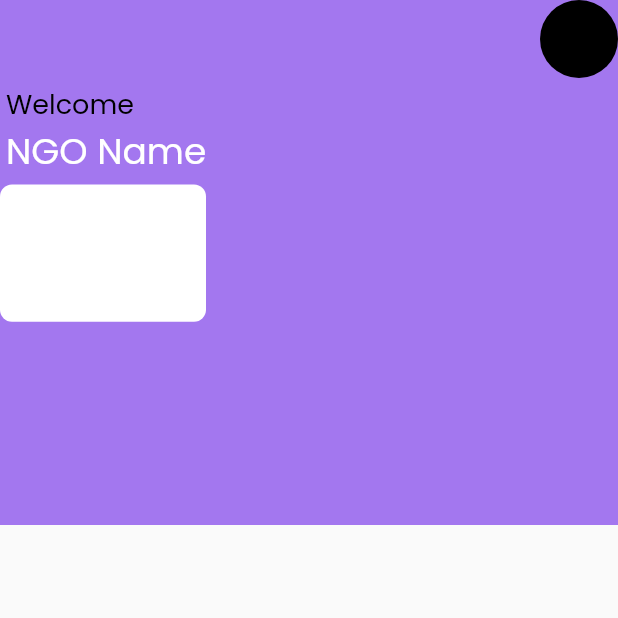
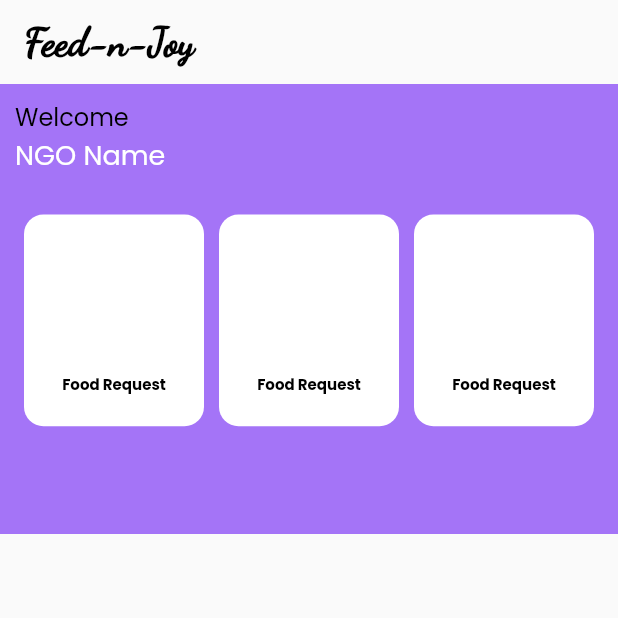
Before and after one commit to digambar2002/feed_food, a Flutter app: the screen it shows after launch, on a phone screen of 412 x 824 dp, the top half of it. Run offline on Flutter 3.47's test engine with Material 2 defaults, Android fonts, the phone set to English and light mode, and no system bars; our stand-ins replace awesome_dialog, flutter_inner_drawer, google_fonts, salomon_bottom_bar, shared_preferences, smooth_page_indicator.

Commit message:
updated files

```diff
--- a/lib/authenticate/login_page.dart
+++ b/lib/authenticate/login_page.dart
@@ -149,7 +149,7 @@ class _LoginPageState extends State<LoginPage> {
         sharedPreferences.setString("accountNo", reponse['accountNo']);
         sharedPreferences.setString("type", reponse['type']);
         Navigator.of(context).pop();
-        Navigator.pushNamed(context, FeedFoodRoutes().nHomeRoute);
+        Navigator.pushNamed(context, FeedFoodRoutes().nMainRoute);
       } else {
         Navigator.of(context).pop();
         AwesomeDialog(
--- a/lib/intro/splash_screen.dart
+++ b/lib/intro/splash_screen.dart
@@ -28,7 +28,7 @@ class _SplashScreenState extends State<SplashScreen> {
         } else if (accountNo != null && accountType == 'volunteer') {
           Navigator.pushNamed(context, FeedFoodRoutes().vMainRoute);
         } else {
-          Navigator.pushNamed(context, FeedFoodRoutes().nHomeRoute);
+          Navigator.pushNamed(context, FeedFoodRoutes().nMainRoute);
         }
       }));
     }));
--- a/lib/intro/walkthrough.dart
+++ b/lib/intro/walkthrough.dart
@@ -50,7 +50,7 @@ class _WalkthroughState extends State<Walkthrough> {
                     child: Column(
                       children: [
                         SizedBox(
-                          height: 630,
+                          height: 600,
                         ),
                         Align(
                           alignment: Alignment.topLeft,
@@ -83,7 +83,7 @@ class _WalkthroughState extends State<Walkthrough> {
                     child: Column(
                       children: [
                         SizedBox(
-                          height: 630,
+                          height: 600,
                         ),
                         Align(
                           alignment: Alignment.topLeft,
@@ -116,7 +116,7 @@ class _WalkthroughState extends State<Walkthrough> {
                     child: Column(
                       children: [
                         SizedBox(
-                          height: 630,
+                          height: 600,
                         ),
                         Align(
                           alignment: Alignment.topLeft,
--- a/lib/main.dart
+++ b/lib/main.dart
@@ -9,11 +9,10 @@ import 'package:feed_food/authenticate/register_page_user.dart';
 import 'package:feed_food/intro/splash_screen.dart';
 import 'package:feed_food/intro/walkthrough.dart';
 import 'package:feed_food/intro/welcome_page.dart';
-import 'package:feed_food/ngo/homepage/n_home_page.dart';
-import 'package:feed_food/ngo/homepage/n_homescreen.dart';
+import 'package:feed_food/ngo/n_home_page.dart';
+import 'package:feed_food/ngo/n_main_page.dart';
 import 'package:feed_food/ngo/n_notification.dart';
 import 'package:feed_food/ngo/profile/n_profile_page.dart';
-
 import 'package:feed_food/authenticate/login_page.dart';
 import 'package:feed_food/authenticate/register_page.dart';
 import 'package:feed_food/authenticate/register_page_ngo.dart';
@@ -49,13 +48,12 @@ class MyApp extends StatelessWidget {
         primarySwatch: Colors.deepPurple,
         fontFamily: GoogleFonts.poppins().fontFamily,
       ),
-      initialRoute: FeedFoodRoutes().nHomeScreen,
+      initialRoute: FeedFoodRoutes().nHomePage,
 
       routes: {
         "/": (context) => LoginPage(),
         FeedFoodRoutes().splashRoute: (context) => SplashScreen(),
         FeedFoodRoutes().welcomeRoute: (context) => WelcomePage(),
-
         FeedFoodRoutes().loginRoute: (context) => LoginPage(),
         FeedFoodRoutes().registerRoute: (context) => RegisterPage(),
         FeedFoodRoutes().registerNgo: (context) => RegisterNgo(),
@@ -64,12 +62,11 @@ class MyApp extends StatelessWidget {
         FeedFoodRoutes().OtpPage: (context) => OtpPage(),
         FeedFoodRoutes().Walkthrough: (context) => Walkthrough(),
         FeedFoodRoutes().SetPass: (context) => SetPass(),
-        FeedFoodRoutes().nHomeRoute: (context) => NHomePage(),
-        FeedFoodRoutes().nHomeScreen: (context) => HomeScreen(),
+        FeedFoodRoutes().nHomePage: (context) => nHomePage(),
         FeedFoodRoutes().vMainRoute: (context) => VMainPage(),
         FeedFoodRoutes().vDonateRoute: (context) => VDonate(),
         FeedFoodRoutes().nNotification: (context) =>NotificationPage(),
-        FeedFoodRoutes().nProfilePage: (context) =>ProfileScreen(),
+        FeedFoodRoutes().nMainRoute: (context) =>NMain(),
       },
     );
   }
--- a/lib/ngo/homepage/n_homescreen.dart
+++ /dev/null
@@ -1,76 +0,0 @@
-import 'package:flutter/material.dart';
-import 'package:salomon_bottom_bar/salomon_bottom_bar.dart';
-import 'package:flutter_inner_drawer/inner_drawer.dart';
-
-class HomeScreen extends StatelessWidget {
-  const HomeScreen({super.key});
-
-  @override
-  Widget build(BuildContext context) {
-    return Scaffold(
-      body: Stack(
-        children: <Widget>[
-              Container(
-                 height: 350,
-                 width: 600,
-                decoration: BoxDecoration(color: Color.fromARGB(255, 163, 119, 239)),
-              ),
-
-              Column(
-                children:<Widget> [
-                  Align(
-                    alignment: Alignment.bottomRight,
-                    child: Container(
-                      alignment: Alignment.center,
-                       height: 52,
-                       width: 52,
-                       decoration: BoxDecoration(
-                       color: Colors.black,
-                       shape: BoxShape.circle
-                       ),
-                      //  write here picture icon image path
-                    ),
-                  ),
-                   Padding(
-            padding: const EdgeInsets.all(4.0),
-            child: Container(
-              alignment: Alignment.topLeft,
-              child: Column(
-                crossAxisAlignment: CrossAxisAlignment.start,
-                children: [
-                  Text(
-                    "Welcome",
-                    style: TextStyle(
-                      color: Colors.black,
-                      fontSize: 18,
-                    ),
-                  ),
-                  Text(
-                    "NGO Name",
-                    style: TextStyle(color: Colors.white,
-                     fontSize: 24),
-                  ),
-                ],
-              ),
-            ),
-          ),
-          Expanded(child: GridView.count(
-            crossAxisCount: 3,
-            childAspectRatio: 1.5,
-          children:<Widget> [
-            Container(
-              padding: EdgeInsets.all(20),
-              decoration: BoxDecoration(color: Colors.white,
-              borderRadius: BorderRadius.circular(8),
-              ),
-            ),
-          ],
-          ),
-          ),
-         ],
-        )
-       ],
-     ),
-    );
-  }
-}
--- /dev/null
+++ b/lib/ngo/n_home_page.dart
@@ -0,0 +1,106 @@
+import 'package:flutter/material.dart';
+import 'package:google_fonts/google_fonts.dart';
+import 'package:salomon_bottom_bar/salomon_bottom_bar.dart';
+import 'package:flutter_inner_drawer/inner_drawer.dart';
+
+import '../../utils/strings.dart';
+
+class nHomePage extends StatelessWidget {
+  const nHomePage({super.key});
+
+  @override
+  Widget build(BuildContext context) {
+    return Scaffold(
+      appBar: AppBar(
+        title: Text(
+          FeedFoodStrings.BrandName,
+          style: GoogleFonts.dancingScript(
+              fontWeight: FontWeight.w900, fontSize: 26),
+        ),
+        automaticallyImplyLeading: false,
+        elevation: 0,
+      ),
+      body: Stack(
+        children: <Widget>[
+              Container(
+                 height: 300,
+                 width: 600,
+                decoration: BoxDecoration(color: Color.fromARGB(255, 164, 116, 247)),
+              ),
+
+              Column(
+                children:<Widget> [
+                   Padding(
+            padding: const EdgeInsets.all(10.0),
+            child: Container(
+              alignment: Alignment.topLeft,
+              child: Column(
+                crossAxisAlignment: CrossAxisAlignment.start,
+                children: [
+                  Text(
+                    "Welcome",
+                    style: TextStyle(
+                      color: Colors.black,
+                      fontSize: 16,
+                    ),
+                  ),
+                  Text(
+                    "NGO Name",
+                    style: TextStyle(color: Colors.white,
+                     fontSize: 18),
+                  ),
+                ],
+              ),
+            ),
+          ),
+          Expanded(child: Padding(
+            padding: const EdgeInsets.all(16.0),
+            child: GridView.count(
+              crossAxisCount: 3,
+              childAspectRatio: 0.85,
+              crossAxisSpacing: 10,
+              mainAxisSpacing: 10,
+            children:<Widget> [
+              ReqStatusCard(),
+              ReqStatusCard(),
+              ReqStatusCard(),
+            ],
+            ),
+          ),
+          ),
+         ],
+        )
+       ],
+     ),
+    );
+  }
+}
+
+class ReqStatusCard extends StatelessWidget {
+  const ReqStatusCard({
+    super.key,
+  });
+
+  @override
+  Widget build(BuildContext context) {
+    return Container(
+      padding: EdgeInsets.all(20),
+      decoration: BoxDecoration(color: Colors.white,
+      borderRadius: BorderRadius.circular(13),
+      ),
+      child: Column(
+        children: <Widget>[
+          Spacer(),
+          Text(
+            "Food Request",
+            textAlign: TextAlign.center,
+            style: TextStyle(color: Colors.black,
+             fontSize: 10,
+             fontWeight: FontWeight.bold),
+
+          )
+        ],
+      ),
+    );
+  }
+}
--- a/lib/utils/routes.dart
+++ b/lib/utils/routes.dart
@@ -13,9 +13,8 @@ class FeedFoodRoutes {
   final String Walkthrough = "/walkthrough";
   final String SetPass = "/set_password";
   final String vMainRoute = "/v_main_page";
-  final String nHomeRoute = "/n_home_page";
-  final String nHomeScreen = "/n_homescreen";
+  final String nHomePage = "/n_home_page";
   final String nNotification = "/n_notification";
-  final String nProfilePage = "/n_profile_page";
   final String vDonateRoute = "/v_donate";
+  final String nMainRoute = "/n_main_page";
 }
```
Also changed, not shown: lib/ngo/homepage/n_home_page.dart (deleted, +0 -93 lines), lib/ngo/profile/components/body.dart (deleted, +0 -29 lines), lib/ngo/profile/n_profile_screen.dart (added).
